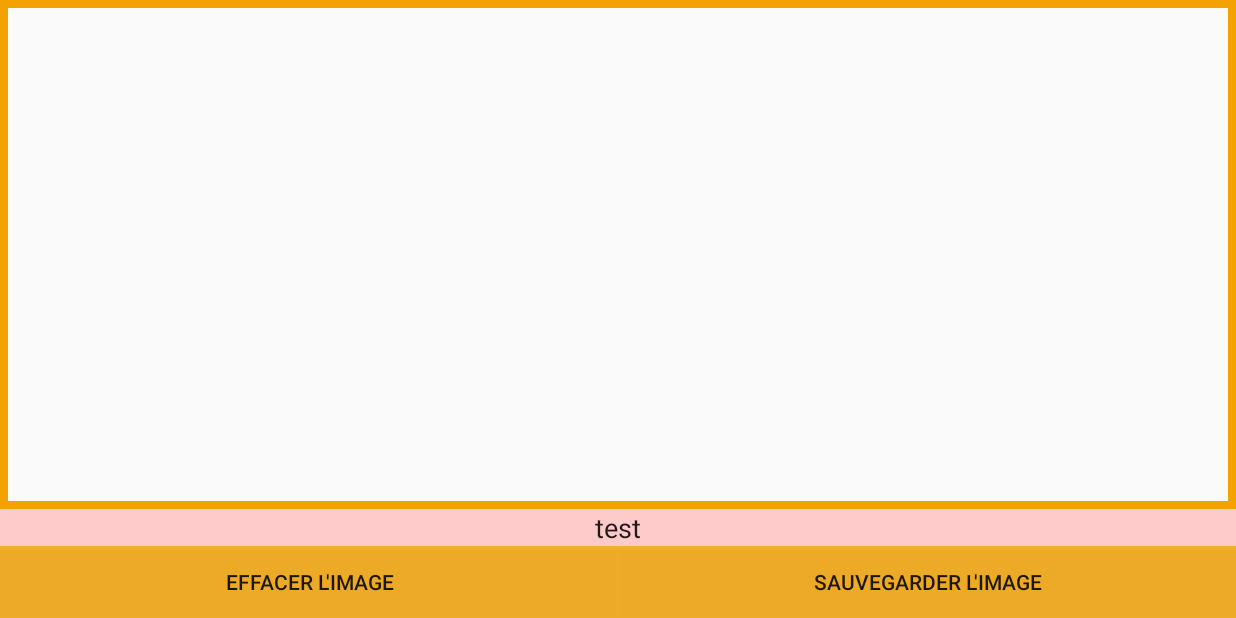
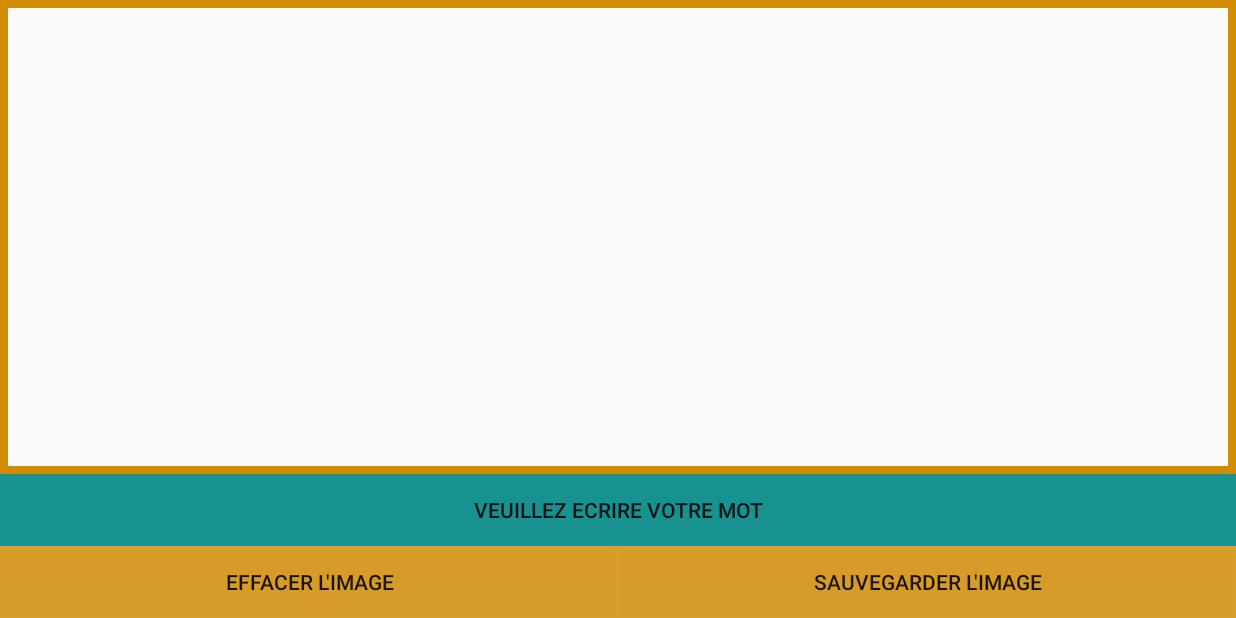
Before and after one commit to lezohtml/handwriting_recognition, an Android app: the screen it shows after launch (MainActivity), on a phone screen of 824 x 412 dp (held sideways). Run offline under Robolectric (Android 15) with nearby library versions, the light colour scheme and no system bars; our stand-ins replace Volley.

Commit message:
"Rangement" / Tests / ajout sécurité

```diff
--- a/interface_Android/app/src/main/java/com/example/etudiant/interfacesaisie/DrawingView.java
+++ b/interface_Android/app/src/main/java/com/example/etudiant/interfacesaisie/DrawingView.java
@@ -246,4 +246,10 @@ public class DrawingView extends View{
     public void showmPaint() {
         mPaint.setColor(Color.BLACK);
     }
+
+    public boolean dessinEmpty() {
+        Bitmap emptyBitmap = Bitmap.createBitmap(mBitmap.getWidth(), mBitmap.getHeight(), mBitmap.getConfig());
+       return mBitmap.sameAs(emptyBitmap);
+    }
+
 }
--- a/interface_Android/app/src/main/java/com/example/etudiant/interfacesaisie/MainActivity.java
+++ b/interface_Android/app/src/main/java/com/example/etudiant/interfacesaisie/MainActivity.java
@@ -5,90 +5,76 @@ import android.app.Activity;
 import android.graphics.Bitmap;
 import android.graphics.Paint;
 import android.os.Bundle;
-import android.os.Environment;
 import android.support.annotation.Nullable;
 import android.support.v4.app.ActivityCompat;
-import android.support.v4.content.ContextCompat;
 import android.util.Base64;
 import android.util.Log;
+import android.view.Gravity;
 import android.view.View;
 import android.widget.Button;
 import android.widget.EditText;
-import android.widget.LinearLayout;
+import android.widget.TextView;
 import android.widget.Toast;
 
 import com.android.volley.Request;
-import com.android.volley.RequestQueue;
 import com.android.volley.Response;
 import com.android.volley.VolleyError;
 import com.android.volley.toolbox.JsonObjectRequest;
-import com.android.volley.toolbox.StringRequest;
-import com.android.volley.toolbox.Volley;
 
 import org.json.JSONException;
 import org.json.JSONObject;
 
 import java.io.ByteArrayOutputStream;
-import java.io.File;
 
-/**
- * Created by etudiant on 04/10/17.
- */
 
 public class MainActivity extends Activity implements View.OnClickListener{
-	//private String path=Environment.getExternalStorageDirectory().toString()+File.separator.toString()+"interface_android";
-	//private File folder;
-
-	private EditText mEdit;
-	private Button choice_1;
-	private Button choice_2;
-	private Button choice_3;
-	private Button mSaveButton;
-	private Button ResetButton;
-
+	private Button bChoice1;
+	private Button bChoice2;
+	private Button bChoice3;
+	private Button bSave;
+	private Button bReset;
+	private Button bCancelChoice;
 	private DrawingView mDrawingView;
+    private TextView texteDescription;
 
 	@Override
 	protected void onCreate(@Nullable Bundle savedInstanceState) {
 		super.onCreate(savedInstanceState);
 		setContentView(R.layout.layoutmain);
-
 		initializeUI();
 		setListeners();
-
-		//folder = new File(path);
-
-
-		ActivityCompat.requestPermissions(this,new String[]{/*Manifest.permission.WRITE_EXTERNAL_STORAGE,Manifest.permission.READ_EXTERNAL_STORAGE,*/Manifest.permission.INTERNET},101);
+		ActivityCompat.requestPermissions(this,new String[]{Manifest.permission.INTERNET},101);
 	}
 
 	// Création des objets représentant la zone de dessin, la zone de texte et les boutons de sauvegarde et de remise à zéro
 	private void initializeUI() {
 		mDrawingView = (DrawingView) findViewById(R.id.scratch_pad);
-		choice_1 = (Button) findViewById(R.id.choice_1);
-		choice_2 = (Button) findViewById(R.id.choice_2);
-		choice_3 = (Button) findViewById(R.id.choice_3);
-		mEdit = (EditText)findViewById(R.id.editText);
-		mSaveButton = (Button) findViewById(R.id.save_button);
-		ResetButton = (Button) findViewById(R.id.reset_button);
+		bChoice1 = (Button) findViewById(R.id.choice_1);
+		bChoice2 = (Button) findViewById(R.id.choice_2);
+		bChoice3 = (Button) findViewById(R.id.choice_3);
+		bSave = (Button) findViewById(R.id.save_button);
+		bReset = (Button) findViewById(R.id.reset_button);
+		bCancelChoice = (Button) findViewById(R.id.annulerChoix);
+		bCancelChoice.setVisibility(View.GONE);
+        texteDescription = findViewById(R.id.texteDescription);
 
-		choice_1.setPaintFlags(choice_1.getPaintFlags() | Paint.UNDERLINE_TEXT_FLAG);
-		choice_1.setVisibility(View.GONE);
-		choice_2.setPaintFlags(choice_2.getPaintFlags() | Paint.UNDERLINE_TEXT_FLAG);
-		choice_2.setVisibility(View.GONE);
-		choice_3.setPaintFlags(choice_3.getPaintFlags() | Paint.UNDERLINE_TEXT_FLAG);
-		choice_3.setVisibility(View.GONE);
-
-
+		bChoice1.setPaintFlags(bChoice1.getPaintFlags() | Paint.UNDERLINE_TEXT_FLAG);
+		bChoice1.setVisibility(View.GONE);
+		bChoice2.setPaintFlags(bChoice2.getPaintFlags() | Paint.UNDERLINE_TEXT_FLAG);
+		bChoice2.setVisibility(View.GONE);
+		bChoice3.setPaintFlags(bChoice3.getPaintFlags() | Paint.UNDERLINE_TEXT_FLAG);
+		bChoice3.setVisibility(View.GONE);
 	}
 
 	// Création des événements d'écoute une action sur un bouton
 	private void setListeners() {
-		choice_1.setOnClickListener(this);
-		choice_2.setOnClickListener(this);
-		choice_3.setOnClickListener(this);
-		mSaveButton.setOnClickListener(this);
-		ResetButton.setOnClickListener(this);
+		bChoice1.setOnClickListener(this);
+		bChoice2.setOnClickListener(this);
+		bChoice3.setOnClickListener(this);
+		bSave.setOnClickListener(this);
+		bReset.setOnClickListener(this);
+		bCancelChoice.setOnClickListener(this);
+
 	}
 
 	// Que faire si on appuie sur un bouton
@@ -97,42 +83,25 @@ public class MainActivity extends Activity implements View.OnClickListener{
 		switch (view.getId()) {
 			// appuie sur le bouton de proposition 1
 			case R.id.choice_1:
-				this.hide_choice_button();
+				this.hide_choice_button(0);  //Met à jour l'application en sachant que un choix a été fait
 				break;
 
 			// appuie sur le bouton de proposition 2
 			case R.id.choice_2:
-				this.hide_choice_button();
+				this.hide_choice_button(0); //Met à jour l'application en sachant que un choix a été fait
 				break;
 
 			// appuie sur le bouton de proposition 3
 			case R.id.choice_3:
-				this.hide_choice_button();
+				this.hide_choice_button(0); //Met à jour l'application en sachant que un choix a été fait
 				break;
 
 			// appuie sur le bouton de sauvegarde
 			case R.id.save_button:
-				// si la zone de texte est vide
-				if(mEdit.getText().toString().matches("")) {
-					// alors message d'erreur et focus sur la zone de texte
-					Toast.makeText(this, R.string.name_field_empty, Toast.LENGTH_SHORT).show();
-					mEdit.requestFocus();
-				} else {
-					//boolean success = true;
-					//if (!folder.exists()) {
-					//success = folder.mkdirs();
-					//}
-					//if (success) {
-					//try {
-					//mDrawingView.saveImage(path, mEdit.getText().toString(), Bitmap.CompressFormat.PNG, 100);
-					//Toast.makeText(this, this.getResources().getString(R.string.save_success_1) + mEdit.getText().toString() + this.getResources().getString(R.string.save_success_2) + path, Toast.LENGTH_LONG).show();
-					//} catch (Exception e) {
-					//Toast.makeText(this, this.getResources().getString(R.string.error_file) + mEdit.getText().toString() + this.getResources().getString(R.string.save_success_2)+ path + " !", Toast.LENGTH_LONG).show();
-					//}
-					//} else {
-					//Toast.makeText(this, this.getResources().getString(R.string.error_folder) + path + " !", Toast.LENGTH_LONG).show();
-					//}
-
+			    if(mDrawingView.dessinEmpty()){
+                    Toast.makeText(getApplicationContext(), "Veuilez ecrire votre mot", Toast.LENGTH_SHORT).show();
+                }
+                else {
                     try {
                         envoiImage(view);
                     } catch (JSONException e) {
@@ -143,16 +112,16 @@ public class MainActivity extends Activity implements View.OnClickListener{
 
 			// appuie sur le bouton de remise à zéro
 			case R.id.reset_button:
-				reset();
+				mDrawingView.reset();
 				break;
+			case R.id.annulerChoix: //Met à jour l'application en sachant qu'il y a eu une annulation
+				this.hide_choice_button(1);
+
 		}
 	}
 
 	//Envoi de l'image vers le serveur : Transformation de la DrawView en Bitmap puis en String pour l'envoi avec un Json
 	public void envoiImage(View view) throws JSONException {
-		final EditText mTxtDisplay = (EditText) findViewById(R.id.editText);
-		String url = "http://tf.boblecodeur.fr:8000/postimg";
-		JSONObject myJson = new JSONObject();
 
 		//Creation d'un String à partir du bitmap pour le preparer à l'envoi
 		Bitmap bitmapEnvoi = mDrawingView.getBitmap();
@@ -163,84 +132,81 @@ public class MainActivity extends Activity implements View.OnClickListener{
 		byte[] b = byteArrayBitmapStream.toByteArray();
 		encodedImage = Base64.encodeToString(b, Base64.DEFAULT);
 
+		//Préparation du JSON avec l'image
+		JSONObject myJson = new JSONObject();
+		myJson.put("img", encodedImage);
+		myJson.put("label","label");
 
-		myJson.put("img", encodedImage);
-		myJson.put("label", mTxtDisplay.getText().toString());
-
-		JsonObjectRequest jsObjRequest = new JsonObjectRequest
-				(Request.Method.POST, url, myJson, new Response.Listener<JSONObject>() {
-
+		//Preparation de la requete du JSON à l'adresse 'url'
+		String url = "http://tf.boblecodeur.fr:8000/postimg";
+		JsonObjectRequest jsObjRequest = new JsonObjectRequest(Request.Method.POST, url, myJson, new Response.Listener<JSONObject>() {
 					@Override
 					public void onResponse(JSONObject response) {
 						try {
-							response.getString("return");
-							//switch(response.getInt("nbResultat")){
-							switch(3){
+							response.getString("mot");
+							//switch(response.getInt("nbResultat")){-----------------------
+							switch(1){  //On affiche le nombre de résultat en fonction du nombre de choix que propose le serveur
 								case 0:
 									Toast.makeText(getApplicationContext(), "Le mot n'a pas été trouvé", Toast.LENGTH_SHORT).show();
 									break;
 								case 3:
-									choice_3.setVisibility(Button.VISIBLE);
+									bChoice3.setVisibility(Button.VISIBLE);
 								case 2:
-									choice_2.setVisibility(Button.VISIBLE);
+									bChoice2.setVisibility(Button.VISIBLE);
 								case 1:
-									choice_1.setVisibility(Button.VISIBLE);
-									Button saveButton = (Button) findViewById(R.id.save_button);
-									saveButton.setVisibility(EditText.GONE);
-									Button resetButton = (Button) findViewById(R.id.reset_button);
+									bChoice1.setVisibility(Button.VISIBLE);
+									bSave.setVisibility(EditText.GONE);
 									mDrawingView.hidemPaint();
-									mEdit.setVisibility(EditText.GONE);
-									resetButton.setText("Annuler le choix");
+									bReset.setVisibility(View.GONE);
+                                    texteDescription.setVisibility(View.GONE);
+									bCancelChoice.setVisibility(View.VISIBLE);
+                                    Toast toast= Toast.makeText(getApplicationContext(),"Ceci est il votre mot ?", Toast.LENGTH_SHORT);
+                                    toast.setGravity(Gravity.DISPLAY_CLIP_VERTICAL|Gravity.CENTER_HORIZONTAL, 1, 1);
+                                    toast.show();
+                                    bChoice1.setText(response.getString("mot"));
 									break;
-								default: break;
-
+								default:
+									break;
 							}
 						} catch (JSONException e) {
 							e.printStackTrace();
-							mTxtDisplay.setText("Error: " + e.toString());
+							Toast.makeText(getApplicationContext(), "Erreur de connection avec le serveur", Toast.LENGTH_SHORT).show();
 
 						}
 					}
 				}, new Response.ErrorListener() {
-
 					@Override
 					public void onErrorResponse(VolleyError error) {
 						error.printStackTrace();
-						mTxtDisplay.setText("Error: " + error.toString());
 						Toast.makeText(getApplicationContext(), "Erreur dans l'envoi", Toast.LENGTH_SHORT).show();
-
-
 					}
 				});
 
-		// Access the RequestQueue through your singleton class.
+		//Envoi de la requete préparée à l'étape précédente
 		MySingleton.getInstance(this).addToRequestQueue(jsObjRequest);
 	}
 
-	// Remplace le Canva, son Bitmap et vide la zone de texte
-	public void reset() {
-		mDrawingView.reset();
-		hide_choice_button();
-		mEdit.setText("");
+
+	// Lorsque le l'utilisateur clique sur l'envoi: Cache les boutons de proposition de mots et change leurs labels
+	public void hide_choice_button(int button) {
+		bChoice1.setVisibility(Button.GONE);
+		bChoice2.setVisibility(Button.GONE);
+		bChoice3.setVisibility(Button.GONE);
+		bCancelChoice.setVisibility(View.GONE);
+		bSave.setVisibility(EditText.VISIBLE);
+		bReset.setVisibility(EditText.VISIBLE);
+        texteDescription.setVisibility(View.VISIBLE);
+        mDrawingView.showmPaint();
+
+		//Si l'utilisateur annule on ne lui supprime pas son image
+		if(button==0) {  //Si l'utilisateur à fait un choix dans ce qui sont proposé ; on supprime le dessin
+            resetAppuiBouton();
 		}
 
-	// Lorsque le l'utilisateur clique sur l'envoi: Cache les boutons de proposition de mots et change les labels
-	public void hide_choice_button() {
-		choice_1.setVisibility(Button.GONE);
-		choice_2.setVisibility(Button.GONE);
-		choice_3.setVisibility(Button.GONE);
-		mEdit.setVisibility(EditText.VISIBLE);
-		Button saveButton = (Button) findViewById(R.id.save_button);
-		saveButton.setVisibility(EditText.VISIBLE);
-		Button myButton = (Button) findViewById(R.id.reset_button);
-		myButton.setText("Effacer le mot");
-		mDrawingView.showmPaint();
-		mDrawingView.reset();
-		mEdit.setText("");
-		//reset();
-		//	findViewById(R.id.mainLayout).invalidate();
 	}
 
-	// Inverse hide_choice : Affiche tout les boutons pour le choix et change les labels pour correspondra à létat de l'application
 
+	public void resetAppuiBouton(){
+        mDrawingView.reset();
     }
+}
--- /dev/null
+++ b/interface_Android/app/src/main/res/drawable/button_border_blue_pressed.xml
@@ -0,0 +1,7 @@
+<?xml version="1.0" encoding="utf-8"?>
+<shape xmlns:android="http://schemas.android.com/apk/res/android"
+    android:shape="rectangle">
+    <solid android:color="@color/colorChoixPressed" />
+    <!--<stroke android:width="10px" android:color="@color/colorChoixBorder"/>
+    -->
+</shape>
--- /dev/null
+++ b/interface_Android/app/src/main/res/drawable/button_border_orange.xml
@@ -0,0 +1,7 @@
+<?xml version="1.0" encoding="utf-8"?>
+<shape xmlns:android="http://schemas.android.com/apk/res/android"
+    android:shape="rectangle">
+    <solid android:color="@color/colorButtonBottom" />
+    <!--<stroke android:width="10px" android:color="@color/colorChoixBorder"/>
+    -->
+</shape>
--- /dev/null
+++ b/interface_Android/app/src/main/res/drawable/button_border_orange_pressed.xml
@@ -0,0 +1,7 @@
+<?xml version="1.0" encoding="utf-8"?>
+<shape xmlns:android="http://schemas.android.com/apk/res/android"
+    android:shape="rectangle">
+    <solid android:color="@color/colorButtonBottomPressed" />
+    <!--<stroke android:width="10px" android:color="@color/colorChoixBorder"/>
+    -->
+</shape>
--- /dev/null
+++ b/interface_Android/app/src/main/res/drawable/button_choice.xml
@@ -0,0 +1,7 @@
+<?xml version="1.0" encoding="utf-8"?>
+<selector xmlns:android="http://schemas.android.com/apk/res/android">
+    <item android:state_focused="true" android:state_pressed="false" android:drawable="@drawable/button_border_blue" />
+    <item android:state_focused="true" android:state_pressed="true" android:drawable="@drawable/button_border_blue_pressed" />
+    <item android:state_focused="false" android:state_pressed="true" android:drawable="@drawable/button_border_blue_pressed" />
+    <item android:drawable="@drawable/button_border_blue" />
+</selector>
--- /dev/null
+++ b/interface_Android/app/src/main/res/drawable/button_main.xml
@@ -0,0 +1,7 @@
+<?xml version="1.0" encoding="utf-8"?>
+<selector xmlns:android="http://schemas.android.com/apk/res/android">
+    <item android:state_focused="true" android:state_pressed="false" android:drawable="@drawable/button_border_orange" />
+    <item android:state_focused="true" android:state_pressed="true" android:drawable="@drawable/button_border_orange_pressed" />
+    <item android:state_focused="false" android:state_pressed="true" android:drawable="@drawable/button_border_orange_pressed" />
+    <item android:drawable="@drawable/button_border_orange" />
+</selector>
--- a/interface_Android/app/src/main/res/layout/layoutmain.xml
+++ b/interface_Android/app/src/main/res/layout/layoutmain.xml
@@ -8,6 +8,7 @@
 	>
 
 	<GridLayout
+		android:id="@+id/gridDrawing"
 		android:layout_width="match_parent"
 		android:layout_height="match_parent"
 		android:layout_weight="1"
@@ -24,11 +25,22 @@
 
 	<LinearLayout
 		android:id="@+id/choice_bar"
+		style="@style/Widget.AppCompat.Button.Borderless"
 		android:layout_width="match_parent"
 		android:layout_height="wrap_content"
+		android:animateLayoutChanges="true"
+		android:background="@drawable/button_border_blue"
 		android:orientation="horizontal"
-		    android:animateLayoutChanges="true">
+		android:textAlignment="center">
 
+
+		<TextView
+			android:id="@+id/texteDescription"
+			style="@style/Widget.AppCompat.Button.Borderless"
+			android:layout_width="wrap_content"
+			android:layout_height="wrap_content"
+			android:layout_weight="1"
+			android:text="@string/texteDesciption" />
 
 		<Button
 			android:id="@+id/choice_1"
@@ -38,7 +50,7 @@
 			android:layout_marginLeft="2dp"
 			android:layout_marginRight="1dp"
 			android:layout_weight="1"
-			android:background="@drawable/button_border"
+			android:background="@drawable/button_choice"
 			android:text="@string/choice_1"
 			android:textAlignment="center"
 			android:textStyle="bold" />
@@ -51,7 +63,7 @@
 			android:layout_marginLeft="1dp"
 			android:layout_marginRight="1dp"
 			android:layout_weight="1"
-			android:background="@drawable/button_border"
+			android:background="@drawable/button_choice"
 			android:text="@string/choice_2"
 			android:textStyle="bold" />
 
@@ -63,24 +75,11 @@
 			android:layout_marginLeft="1dp"
 			android:layout_marginRight="2dp"
 			android:layout_weight="1"
-			android:background="@drawable/button_border"
+			android:background="@drawable/button_choice"
 			android:text="@string/choice_3"
 			android:textAlignment="center"
 			android:textStyle="bold" />
 	</LinearLayout>
-
-	<EditText
-		android:id="@+id/editText"
-		android:layout_width="match_parent"
-		android:layout_height="wrap_content"
-		android:ems="10"
-		android:inputType="textPersonName"
-		android:maxLines="1"
-		android:text="@string/name_field"
-		android:textAlignment="center"
-		android:background="@color/colorEdit"
-		tools:ignore="LabelFor"
-		/>
 
 	<LinearLayout
 			android:layout_width="match_parent"
@@ -93,17 +92,26 @@
 				android:layout_width="match_parent"
 				android:layout_height="wrap_content"
 				android:layout_weight="1"
-				android:text="@string/reset_button"
-				android:background="@color/colorButtonBottom"/>
+				android:background="@drawable/button_main"
+				android:text="@string/reset_button" />
 
 			<Button
 				android:id="@+id/save_button"
 				style="@style/Widget.AppCompat.Button"
 				android:layout_width="match_parent"
-				android:layout_height="wrap_content"
+				android:layout_height="match_parent"
 				android:layout_weight="1"
-				android:text="@string/save_button"
-				android:background="@color/colorButtonBottom"/>
+				android:background="@drawable/button_main"
+				android:text="@string/save_button" />
+
+			<Button
+				android:id="@+id/annulerChoix"
+				style="@style/Widget.AppCompat.Button"
+				android:layout_width="match_parent"
+				android:layout_height="match_parent"
+				android:layout_weight="1"
+				android:background="@drawable/button_main"
+				android:text="@string/cancel_button" />
 		</LinearLayout>
 
 
--- a/interface_Android/app/src/main/res/values/colors.xml
+++ b/interface_Android/app/src/main/res/values/colors.xml
@@ -1,12 +1,13 @@
 <?xml version="1.0" encoding="utf-8"?>
 <resources>
-    <color name="colorPrimary">#F3A200</color>
-    <color name="colorPrimaryDark">#F3A200</color>
+    <color name="colorPrimary">#e19601</color>
+    <color name="colorPrimaryDark">#ce8a03</color>
     <color name="colorAccent">#103FAB</color>
     <color name="colorEdit">#ffCACA</color>
-    <color name="colorButtonBottom">#cff3a200</color>
-    <color name="colorChoix">#00CACA</color>
+    <color name="colorButtonBottom">#cfd99102</color>
+    <color name="colorButtonBottomPressed">#cf916102</color>
+    <color name="colorChoix">#189191</color>
+    <color name="colorChoixPressed">#0a7676</color>
     <color name="colorChoixBorder">#9ad4782c</color>
-    <color name="pad_border">#F3A200</color>
-
+    <color name="pad_border">#d18c03</color>
 </resources>
--- a/interface_Android/app/src/main/res/values/strings.xml
+++ b/interface_Android/app/src/main/res/values/strings.xml
@@ -3,9 +3,10 @@
 	<string name="choice_1">choix 1</string>
 	<string name="choice_2">choix 2</string>
 	<string name="choice_3">choix 3</string>
-	<string name="name_field">test</string>
+	<string name="texteDesciption">Veuillez ecrire votre mot</string>
 	<string name="save_button">Sauvegarder l\'image</string>
 	<string name="reset_button">Effacer l\'image</string>
+	<string name="cancel_button">Annuler</string>
 
 	<string name="save_success_1">"Image sauvegardé sous le nom de "</string>
 	<string name="save_success_2">".png dans "</string>
```
Also changed, not shown: interface_Android/app/src/main/res/drawable/button_border_blue.xml (renamed from interface_Android/app/src/main/res/drawable/button_border.xml), 30 other files. Lines whose indentation alone changed are shown as unchanged.
